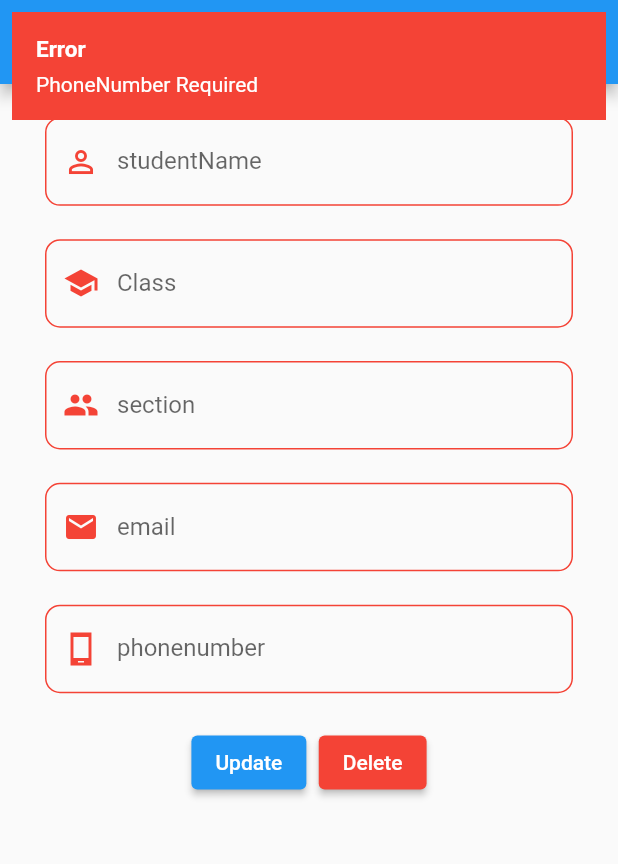
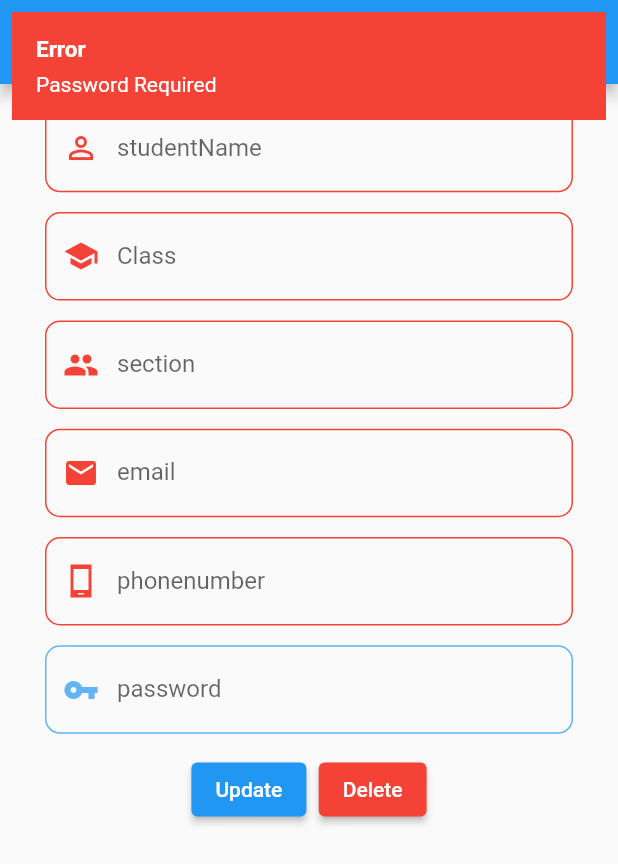
Before and after one commit to RAIESHG/student_progress_indicator_web, a Flutter app: the EditStudent screen opened directly with empty values, after a tap on "Update", on a phone screen of 412 x 824 dp. Shown: the top 864 px of the screen. Run offline on Flutter 3.47's test engine with Material 2 defaults, Android fonts, the phone set to English and light mode, and no system bars; drawn by our look-alikes of another_flushbar; our stand-ins replace dropdown_search, flutter_datetime_picker, google_fonts, lottie; missing offline and left inert: responsive_flutter.

Commit message:
password changer

```diff
--- a/lib/databaseandmodels/database.dart
+++ b/lib/databaseandmodels/database.dart
@@ -157,7 +157,8 @@ class Database {
         email:each["email"],
         classs:each["class"],
         section:each["section"],
-        phonenumber:each["phonenumber"]
+        phonenumber:each["phonenumber"],
+        password:each["password"]
         );
       studentinfolist.add(studentobj);
     }
--- a/lib/databaseandmodels/student_model.dart
+++ b/lib/databaseandmodels/student_model.dart
@@ -5,6 +5,7 @@ class StudentModel{
   final String classs;
   final String section;
   final String phonenumber;
+  final String password;
 
-  StudentModel({this.name,this.id,this.email, this.classs, this.section, this.phonenumber, });
+  StudentModel({this.name,this.id,this.email, this.classs, this.section, this.phonenumber,this.password});
 }
--- a/lib/editanddelete/edit_student.dart
+++ b/lib/editanddelete/edit_student.dart
@@ -12,8 +12,9 @@ class EditStudent extends StatefulWidget {
   final String section;
   final String email;
   final String phonenumber;
+  final String password;
 
-  const EditStudent({Key key,this.studentid, this.studentname, this.classs, this.section, this.email, this.phonenumber}) : super(key: key);
+  const EditStudent({Key key,this.studentid, this.studentname, this.classs, this.section, this.email, this.phonenumber,this.password}) : super(key: key);
 
   _EditStudentState createState() => _EditStudentState();
 }
@@ -31,6 +32,10 @@ class _EditStudentState extends State<EditStudent> {
   Color emailColor = Colors.blue.withOpacity(0.7);
   final TextEditingController _phonenumberController = TextEditingController();
   Color phonenumberColor = Colors.blue.withOpacity(0.7);
+  final TextEditingController _passwordController = TextEditingController();
+  Color passwordColor = Colors.blue.withOpacity(0.7);
+
+
 
   Database db = new Database();
   TextFieldDecoration tf = new TextFieldDecoration();
@@ -55,11 +60,13 @@ class _EditStudentState extends State<EditStudent> {
             new TextFieldDecoration( controller: _sectionController, text: 'section', borderColor: sectionColor, icon: Icons.people),
             new TextFieldDecoration( controller: _emailController, text: 'email', borderColor: emailColor, icon: Icons.email),
             new TextFieldDecoration( controller: _phonenumberController, text: 'phonenumber', borderColor: phonenumberColor, icon: Icons.phone_android_sharp),
+            new TextFieldDecoration( controller: _passwordController, text: 'password', borderColor: passwordColor, icon: Icons.vpn_key_sharp),
+
             Row(
               mainAxisAlignment: MainAxisAlignment.center,
               children: [
                 ElevatedButton(onPressed: (){
-                  if(_studentnameController.text=="" || _classController.text=="" || _sectionController.text=="" || _emailController.text=="" || _phonenumberController.text=="" ){
+                  if(_studentnameController.text=="" || _classController.text=="" || _sectionController.text=="" || _emailController.text=="" || _phonenumberController.text=="" || _passwordController.text==""){
                     if(_studentnameController.text==""){
                       nameColor=Colors.red;
                       mb.Display(context, "Error", "Name Required!", Colors.red);
@@ -79,6 +86,10 @@ class _EditStudentState extends State<EditStudent> {
                     if(_phonenumberController.text==""){
                       phonenumberColor=Colors.red;
                       mb.Display(context, "Error", "PhoneNumber Required", Colors.red);
+                    }
+                    if(_passwordController.text==""){
+                      phonenumberColor=Colors.red;
+                      mb.Display(context, "Error", "Password Required", Colors.red);
                     }
                        setState(() {
 
--- a/lib/login.dart
+++ b/lib/login.dart
@@ -140,11 +140,6 @@ class _LoginPageState extends State<LoginPage> with TickerProviderStateMixin {
                                             "Please Enter Your Username/Password",
                                             Colors.red);
                                       } else {
-                                        print("hi");
-
-
-
-
                                         if (username=='admin' && password=='admin') {
                                           Navigator.push(
                                             context,
--- a/lib/main.dart
+++ b/lib/main.dart
@@ -3,7 +3,7 @@ import 'package:flutter/material.dart';
 import 'package:student_progress_indicator_web/dashboard.dart';
 import 'package:student_progress_indicator_web/login.dart';
 
-const IP = '192.168.2.12:3000';
+const IP = '192.168.2.24:3000';
 void main() {
   runApp(MaterialApp(
       debugShowCheckedModeBanner: false,
--- a/lib/reuseable_codes/view_students.dart
+++ b/lib/reuseable_codes/view_students.dart
@@ -68,7 +68,7 @@ class _ViewStudentsState extends State<ViewStudents> {
 
                               Navigator.push(
                                 context,
-                                MaterialPageRoute(builder: (context) => EditStudent(studentid:snapshot.data[index].id,studentname: snapshot.data[index].name,classs: snapshot.data[index].classs,section: snapshot.data[index].section,email: snapshot.data[index].email,phonenumber:snapshot.data[index].phonenumber ,)),);
+                                MaterialPageRoute(builder: (context) => EditStudent(studentid:snapshot.data[index].id,studentname: snapshot.data[index].name,classs: snapshot.data[index].classs,section: snapshot.data[index].section,email: snapshot.data[index].email,phonenumber:snapshot.data[index].phonenumber ,password:snapshot.data[index].password)),);
                             }
                           },
                           child: ic.informationcard(context,information));
```
